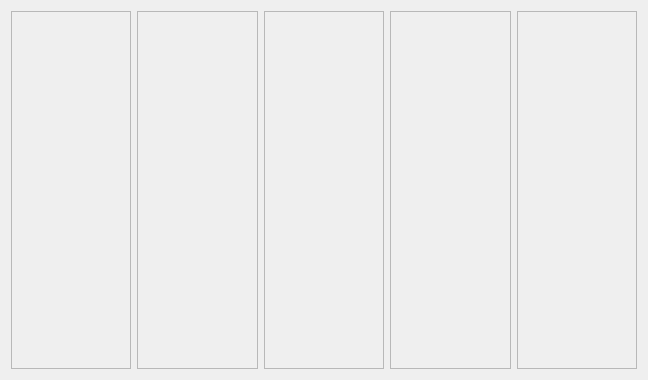
Qt form src/containers/scrollarea.ui (weichangk/helloqt) before a commit.
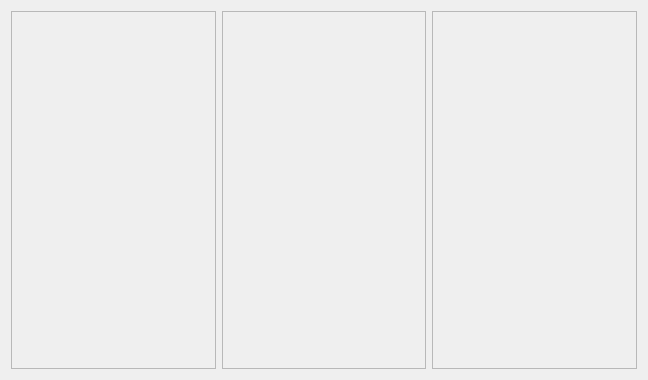
The same form after that commit. Custom widgets are drawn as their Qt base class.

Diff of the .ui file:
```diff
--- a/src/containers/scrollarea.ui
+++ b/src/containers/scrollarea.ui
@@ -24,7 +24,7 @@
        <rect>
         <x>0</x>
         <y>0</y>
-        <width>119</width>
+        <width>204</width>
         <height>360</height>
        </rect>
       </property>
@@ -42,7 +42,14 @@
         <number>0</number>
        </property>
        <item>
-        <widget class="QWidget" name="scrollarea_widget_1" native="true"/>
+        <widget class="QWidget" name="scrollarea_widget_1" native="true">
+         <property name="minimumSize">
+          <size>
+           <width>0</width>
+           <height>0</height>
+          </size>
+         </property>
+        </widget>
        </item>
       </layout>
      </widget>
@@ -58,7 +65,7 @@
        <rect>
         <x>0</x>
         <y>0</y>
-        <width>119</width>
+        <width>204</width>
         <height>360</height>
        </rect>
       </property>
@@ -92,7 +99,7 @@
        <rect>
         <x>0</x>
         <y>0</y>
-        <width>120</width>
+        <width>204</width>
         <height>360</height>
        </rect>
       </property>
@@ -116,74 +123,6 @@
      </widget>
     </widget>
    </item>
-   <item>
-    <widget class="QScrollArea" name="scrollarea_scrollArea_4">
-     <property name="widgetResizable">
-      <bool>true</bool>
-     </property>
-     <widget class="QWidget" name="scrollarea_scrollAreaWidgetContents_4">
-      <property name="geometry">
-       <rect>
-        <x>0</x>
-        <y>0</y>
-        <width>119</width>
-        <height>360</height>
-       </rect>
-      </property>
-      <layout class="QHBoxLayout" name="horizontalLayout_5">
-       <property name="leftMargin">
-        <number>0</number>
-       </property>
-       <property name="topMargin">
-        <number>0</number>
-       </property>
-       <property name="rightMargin">
-        <number>0</number>
-       </property>
-       <property name="bottomMargin">
-        <number>0</number>
-       </property>
-       <item>
-        <widget class="QWidget" name="scrollarea_widget_4" native="true"/>
-       </item>
-      </layout>
-     </widget>
-    </widget>
-   </item>
-   <item>
-    <widget class="MyQScrollArea" name="scrollarea_scrollArea_5">
-     <property name="widgetResizable">
-      <bool>true</bool>
-     </property>
-     <widget class="QWidget" name="scrollAreaWidgetContents">
-      <property name="geometry">
-       <rect>
-        <x>0</x>
-        <y>0</y>
-        <width>119</width>
-        <height>360</height>
-       </rect>
-      </property>
-      <layout class="QHBoxLayout" name="horizontalLayout_6">
-       <property name="leftMargin">
-        <number>0</number>
-       </property>
-       <property name="topMargin">
-        <number>0</number>
-       </property>
-       <property name="rightMargin">
-        <number>0</number>
-       </property>
-       <property name="bottomMargin">
-        <number>0</number>
-       </property>
-       <item>
-        <widget class="QWidget" name="scrollarea_widget_5" native="true"/>
-       </item>
-      </layout>
-     </widget>
-    </widget>
-   </item>
   </layout>
  </widget>
  <customwidgets>
```
Left out of the diff: 2 changed lines with no effect on the pictures.
